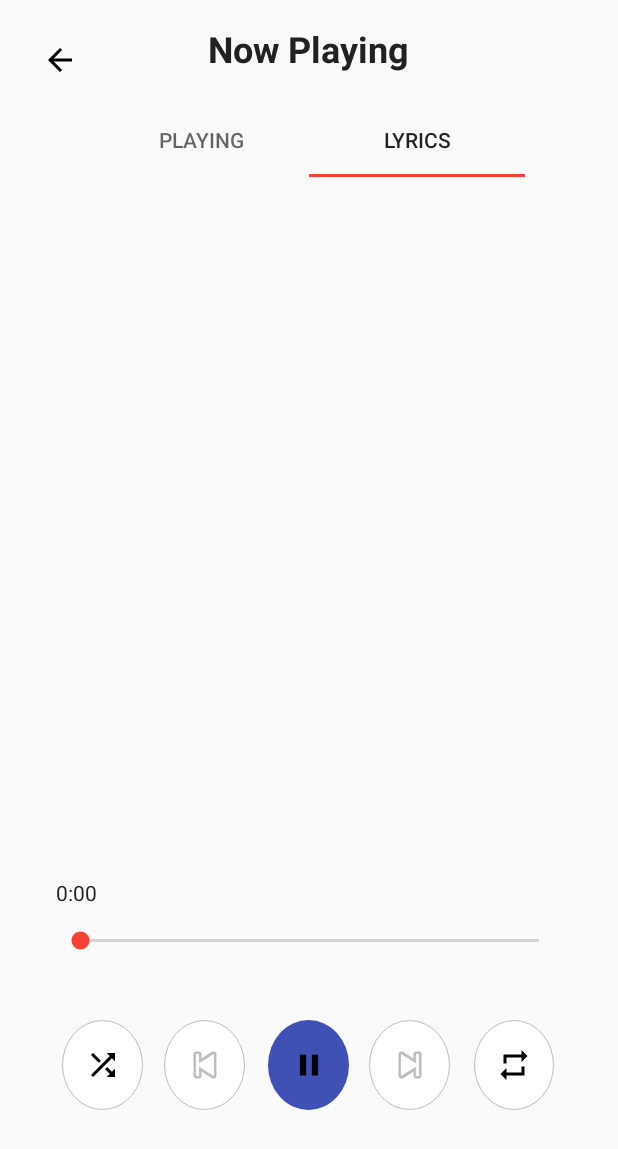
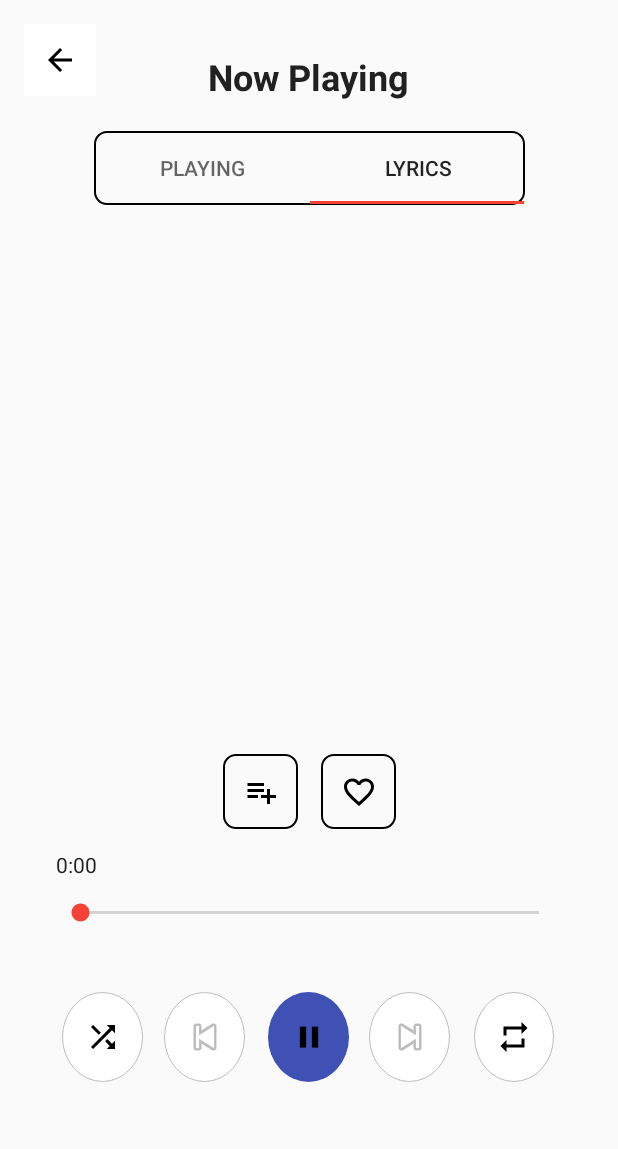
Before and after one commit to AppAmNhacAndroidNhom13/App-Music, an Android app: the screen it shows after launch (SecondActivity), tab 2 chosen, on a phone screen of 412 x 824 dp. Shown: the top 1149 px of the screen. Run offline under Robolectric (Android 15) with nearby library versions, the phone set to English and light mode, and no system bars.

Commit message:
da chinh sua theo mo hình MVC

```diff
--- a/app/src/main/java/com/example/app_music/DBHelperSong.java
+++ b/app/src/main/java/com/example/DAO/DBHelperSong.java
@@ -1,4 +1,4 @@
-package com.example.app_music;
+package com.example.DAO;
 
 import android.content.ContentValues;
 import android.content.Context;
--- a/app/src/main/java/com/example/app_music/MainActivity.java
+++ b/app/src/main/java/com/example/app_music/MainActivity.java
@@ -4,10 +4,8 @@ import android.app.Activity;
 import android.app.Dialog;
 import android.content.Intent;
 import android.database.Cursor;
-import android.media.MediaPlayer;
 import android.net.Uri;
 import android.os.Environment;
-import android.provider.MediaStore;
 import android.support.annotation.NonNull;
 import android.support.design.widget.BottomNavigationView;
 import android.support.v7.app.AppCompatActivity;
@@ -15,14 +13,14 @@ import android.os.Bundle;
 import android.support.v7.widget.Toolbar;
 import android.view.MenuItem;
 import android.view.View;
-import android.view.Window;
 import android.widget.AdapterView;
-import android.widget.ArrayAdapter;
 import android.widget.Button;
 import android.widget.EditText;
 import android.widget.ListView;
 import android.widget.Toast;
 
+import com.example.DAO.DBHelperSong;
+import com.example.custom.CustomAdapterSong;
 import com.example.model.Song;
 
 import java.util.ArrayList;
@@ -35,15 +33,12 @@ public class MainActivity extends AppCompatActivity {
     private BottomNavigationView bottomNavigationView;
     private Button btn_Huy, btn_ThemBaiHat;
     private EditText edit_tenbaihat, edit_tencasi, edit_duongdanbaihat;
-    private String host;
     private int requestcode = 1;
 
     @Override
     protected void onCreate(Bundle savedInstanceState) {
         super.onCreate(savedInstanceState);
         setContentView(R.layout.activity_main);
-
-
         //Đọc dữ liệu
         getData();
         //Tải dữ liệu lên custom adapter
@@ -109,7 +104,6 @@ public class MainActivity extends AppCompatActivity {
                         Intent intent = new Intent(MainActivity.this, SecondActivity.class);
                         intent.putExtra("index_music", index_music);
                         if (SecondActivity.mediaPlayer != null) {
-                            SecondActivity.mediaPlayer.stop();
                             SecondActivity.mediaPlayer.release();
                         };
                         startActivity(intent);
--- a/app/src/main/java/com/example/app_music/SecondActivity.java
+++ b/app/src/main/java/com/example/app_music/SecondActivity.java
@@ -143,7 +143,6 @@ public class SecondActivity extends AppCompatActivity implements MediaPlayer.OnC
 
     private void clearMediaPlayer(MediaPlayer mp) {
         if (mp != null) {
-            mp.stop();
             mp.release();// this will clear memory
         }
     }
@@ -177,6 +176,7 @@ public class SecondActivity extends AppCompatActivity implements MediaPlayer.OnC
         } else {
             flag_music = 0;
         }
+
         imageButton.setImageResource(R.drawable.ic_baseline_pause_24);
         mediaPlayer = MediaPlayer.create(this, Uri.parse(MainActivity.list_music.get(flag_music).getPathSong()));
         mediaPlayer.setOnCompletionListener(this);
@@ -198,6 +198,7 @@ public class SecondActivity extends AppCompatActivity implements MediaPlayer.OnC
         mediaPlayer.setOnPreparedListener(this);
         mediaPlayer.setOnBufferingUpdateListener(this);
         mediaPlayer.start();
+
     }
 
     private void updateSeekbar() {
@@ -381,6 +382,7 @@ public class SecondActivity extends AppCompatActivity implements MediaPlayer.OnC
                 MediaPlayer.TrackInfo.MEDIA_TRACK_TYPE_TIMEDTEXT, mediaPlayer.getTrackInfo());
         if (textTrackIndex >= 0) {
             mediaPlayer.selectTrack(textTrackIndex);
+            System.out.println(mediaPlayer);
         } else {
             Log.w(TAG, "Cannot find text track!");
         }
--- a/app/src/main/java/com/example/app_music/CustomAdapterSong.java
+++ b/app/src/main/java/com/example/custom/CustomAdapterSong.java
@@ -1,4 +1,4 @@
-package com.example.app_music;
+package com.example.custom;
 
 import android.content.Context;
 import android.support.annotation.NonNull;
@@ -6,9 +6,10 @@ import android.view.LayoutInflater;
 import android.view.View;
 import android.view.ViewGroup;
 import android.widget.ArrayAdapter;
-import android.widget.LinearLayout;
 import android.widget.TextView;
 
+import com.example.app_music.MainActivity;
+import com.example.app_music.R;
 import com.example.model.Song;
 
 import java.util.List;
--- a/app/src/main/res/drawable/back_button_background.xml
+++ /dev/null
@@ -1,6 +0,0 @@
-<?xml version="1.0" encoding="utf-8"?>
-<selector xmlns:android="http://schemas.android.com/apk/res/android" android:shape="rectangle">
-    <solid android:color="@color/colorWhite" />
-    <stroke android:width="0.5dp"
-        android:color="@color/colorStroke"/>
-</selector>
--- /dev/null
+++ b/app/src/main/res/drawable/border_favorite.xml
@@ -0,0 +1,16 @@
+<?xml version="1.0" encoding="utf-8"?>
+<shape xmlns:android="http://schemas.android.com/apk/res/android">
+    <stroke
+        android:width="1dp"
+        android:color="@color/black" />
+    <padding
+        android:left="1dp"
+        android:top="1dp"
+        android:right="1dp"
+        android:bottom="1dp" />
+    <corners
+        android:bottomRightRadius="8dip"
+        android:bottomLeftRadius="8dip"
+        android:topRightRadius="8dip"
+        android:topLeftRadius="8dip" />
+</shape>
--- /dev/null
+++ b/app/src/main/res/drawable/ic_baseline_favorite_border_24.xml
@@ -0,0 +1,5 @@
+<vector android:height="24dp" android:tint="#000000"
+    android:viewportHeight="24" android:viewportWidth="24"
+    android:width="24dp" xmlns:android="http://schemas.android.com/apk/res/android">
+    <path android:fillColor="@android:color/white" android:pathData="M16.5,3c-1.74,0 -3.41,0.81 -4.5,2.09C10.91,3.81 9.24,3 7.5,3 4.42,3 2,5.42 2,8.5c0,3.78 3.4,6.86 8.55,11.54L12,21.35l1.45,-1.32C18.6,15.36 22,12.28 22,8.5 22,5.42 19.58,3 16.5,3zM12.1,18.55l-0.1,0.1 -0.1,-0.1C7.14,14.24 4,11.39 4,8.5 4,6.5 5.5,5 7.5,5c1.54,0 3.04,0.99 3.57,2.36h1.87C13.46,5.99 14.96,5 16.5,5c2,0 3.5,1.5 3.5,3.5 0,2.89 -3.14,5.74 -7.9,10.05z"/>
+</vector>
--- /dev/null
+++ b/app/src/main/res/drawable/ic_baseline_playlist_add_24.xml
@@ -0,0 +1,5 @@
+<vector android:autoMirrored="true" android:height="24dp"
+    android:tint="#000000" android:viewportHeight="24"
+    android:viewportWidth="24" android:width="24dp" xmlns:android="http://schemas.android.com/apk/res/android">
+    <path android:fillColor="@android:color/white" android:pathData="M14,10H3v2h11V10zM14,6H3v2h11V6zM18,14v-4h-2v4h-4v2h4v4h2v-4h4v-2H18zM3,16h7v-2H3V16z"/>
+</vector>
--- a/app/src/main/res/layout/activity_second.xml
+++ b/app/src/main/res/layout/activity_second.xml
@@ -8,10 +8,11 @@
 
     <ImageView
         android:id="@+id/imageView"
-        android:layout_width="wrap_content"
-        android:layout_height="0dp"
+        android:layout_width="410dp"
+        android:layout_height="254dp"
         android:layout_gravity="center"
         app:layout_constraintBottom_toTopOf="@+id/textView2"
+        app:layout_constraintEnd_toEndOf="parent"
         app:layout_constraintStart_toStartOf="@+id/textView2"
         app:layout_constraintTop_toBottomOf="@id/textView"
         app:srcCompat="@drawable/music_image"
@@ -130,7 +131,10 @@
         android:theme="@style/SeekBarTheme"
         app:layout_constraintBottom_toTopOf="@+id/linearLayout"
         app:layout_constraintEnd_toEndOf="parent"
-        app:layout_constraintStart_toStartOf="parent" />
+        app:layout_constraintHorizontal_bias="0.0"
+        app:layout_constraintStart_toStartOf="parent"
+        app:layout_constraintTop_toBottomOf="@+id/tabLayout"
+        app:layout_constraintVertical_bias="1.0" />
 
     <TextView
         android:id="@+id/textView"
@@ -154,6 +158,7 @@
         android:layout_width="0dp"
         android:layout_height="wrap_content"
         android:layout_marginBottom="164dp"
+        android:gravity="center"
         android:text="music_name"
         android:textAlignment="center"
         android:textColor="@color/colorPrimaryText"
@@ -180,6 +185,7 @@
         android:layout_width="287dp"
         android:layout_height="49dp"
         android:layout_marginTop="20dp"
+        android:background="@drawable/border_favorite"
         app:layout_constraintEnd_toEndOf="parent"
         app:layout_constraintStart_toStartOf="parent"
         app:layout_constraintTop_toBottomOf="@+id/textView">
@@ -202,10 +208,38 @@
         android:layout_height="48dp"
         android:layout_marginStart="16dp"
         android:layout_marginTop="16dp"
-        android:background="@drawable/back_button_background"
+        android:background="@color/colorWhite"
         app:layout_constraintStart_toStartOf="parent"
         app:layout_constraintTop_toTopOf="parent"
         app:srcCompat="@drawable/ic_baseline_arrow_back_24"
         tools:ignore="SpeakableTextPresentCheck" />
 
+    <LinearLayout
+        android:layout_width="wrap_content"
+        android:layout_height="wrap_content"
+        android:orientation="horizontal"
+        app:layout_constraintBottom_toTopOf="@+id/seekBar"
+        app:layout_constraintEnd_toEndOf="parent"
+        app:layout_constraintStart_toStartOf="parent"
+        app:layout_constraintTop_toBottomOf="@+id/textView2">
+
+        <ImageButton
+            android:id="@+id/imageButton8"
+            android:layout_width="50dp"
+            android:layout_height="50dp"
+            android:layout_marginEnd="15dp"
+            android:layout_weight="1"
+            android:background="@drawable/border_favorite"
+            app:srcCompat="@drawable/ic_baseline_playlist_add_24"
+            tools:ignore="SpeakableTextPresentCheck" />
+
+        <ImageButton
+            android:id="@+id/imageButton7"
+            android:layout_width="50dp"
+            android:layout_height="50dp"
+            android:layout_weight="1"
+            android:background="@drawable/border_favorite"
+            app:srcCompat="@drawable/ic_baseline_favorite_border_24" />
+    </LinearLayout>
+
 </android.support.constraint.ConstraintLayout>
--- a/app/src/main/res/layout/lyrics_view.xml
+++ b/app/src/main/res/layout/lyrics_view.xml
@@ -26,6 +26,7 @@
                 android:layout_width="match_parent"
                 android:layout_height="wrap_content"
                 android:textAlignment="center"
+                android:textColor="#F50000"
                 android:textSize="16sp" />
 
         </LinearLayout>
--- a/app/src/main/res/layout/my_list_song.xml
+++ b/app/src/main/res/layout/my_list_song.xml
@@ -9,9 +9,10 @@
         android:id="@+id/textView5"
         android:layout_width="wrap_content"
         android:layout_height="wrap_content"
-        android:layout_marginStart="16dp"
-        android:layout_marginTop="36dp"
+        android:layout_marginTop="16dp"
         android:text="Tên bài hát:"
+        app:layout_constraintEnd_toEndOf="parent"
+        app:layout_constraintHorizontal_bias="0.07"
         app:layout_constraintStart_toStartOf="parent"
         app:layout_constraintTop_toTopOf="parent" />
 
@@ -19,9 +20,12 @@
         android:id="@+id/textView8"
         android:layout_width="wrap_content"
         android:layout_height="wrap_content"
-        android:layout_marginStart="16dp"
-        android:layout_marginTop="24dp"
+        android:layout_marginTop="12dp"
         android:text="Tên ca sĩ:"
+        app:layout_constraintBottom_toBottomOf="parent"
+        app:layout_constraintEnd_toEndOf="parent"
+        app:layout_constraintHorizontal_bias="0.068"
         app:layout_constraintStart_toStartOf="parent"
-        app:layout_constraintTop_toBottomOf="@+id/textView5" />
+        app:layout_constraintTop_toBottomOf="@+id/textView5"
+        app:layout_constraintVertical_bias="0.0" />
 </android.support.constraint.ConstraintLayout>
```
